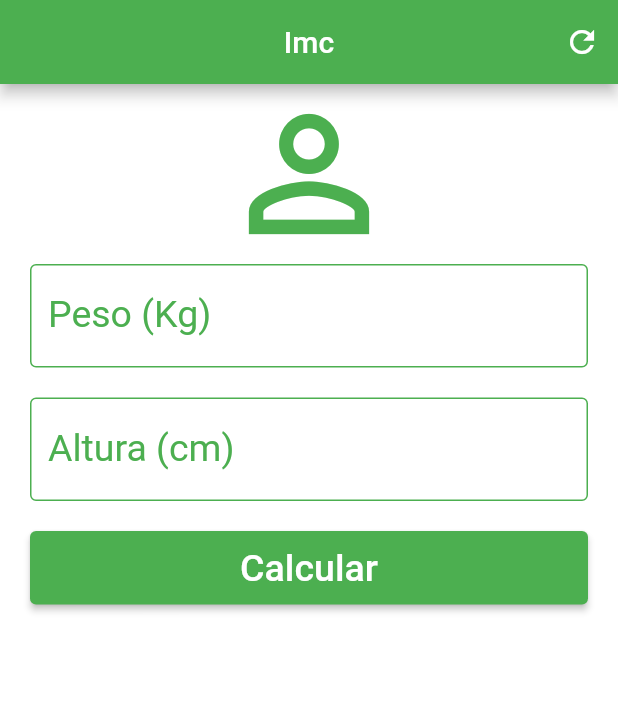
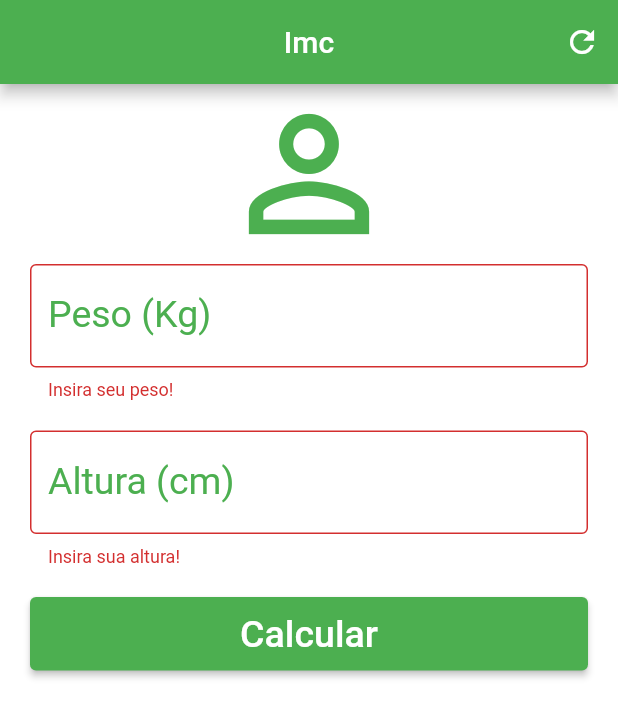
Before and after one commit to danieldantasdev/balance_application_imc_flutter-3.10.5, a Flutter app: the screen it shows after launch, after a tap on "Calcular", on a phone screen of 412 x 824 dp. Shown: the top 717 px of the screen. Run offline on Flutter 3.47's test engine with Material 2 defaults, Android fonts, the phone set to English and light mode, and no system bars.

```diff
--- a/lib/pages/home.page.dart
+++ b/lib/pages/home.page.dart
@@ -8,15 +8,18 @@ class HomePage extends StatefulWidget {
 }
 
 class _HomePageState extends State<HomePage> {
+  GlobalKey<FormState> _formKey = GlobalKey<FormState>();
   final TextEditingController _weightController = TextEditingController();
   final TextEditingController _heightController = TextEditingController();
   String _informationText = '';
 
   void _resetFields() {
-    setState(() {
     _weightController.clear();
     _heightController.clear();
+
+    setState(() {
       _informationText = "Informe seus dados";
+      _formKey = GlobalKey<FormState>();
     });
   }
 
@@ -56,7 +59,8 @@ class _HomePageState extends State<HomePage> {
       backgroundColor: Colors.white,
       body: SingleChildScrollView(
         padding: const EdgeInsets.symmetric(horizontal: 20.0),
-        child: Center(
+        child: Form(
+          key: _formKey,
           child: Column(
               mainAxisAlignment: MainAxisAlignment.center,
               crossAxisAlignment: CrossAxisAlignment.stretch,
@@ -66,7 +70,7 @@ class _HomePageState extends State<HomePage> {
                   size: 120,
                   color: Colors.green,
                 ),
-                TextField(
+                TextFormField(
                   controller: _weightController,
                   keyboardType: TextInputType.number,
                   decoration: const InputDecoration(
@@ -85,15 +89,28 @@ class _HomePageState extends State<HomePage> {
                     focusedBorder: OutlineInputBorder(
                         borderSide: BorderSide(
                       color: Colors.grey,
-                      ))),
+                    )),
+                  ),
                   textAlign: TextAlign.center,
                   style: const TextStyle(
                     color: Colors.green,
                     fontSize: 25,
                   ),
+                  validator: (value) {
+                    const String regex = r'^(\d+|\d{1,3}(,\d{3})*)([.,]\d+)?$';
+                    final match = RegExp(regex).matchAsPrefix(value!);
+
+                    if (value!.isEmpty) {
+                      return "Insira seu peso!";
+                    } else if (match == null) {
+                      return "Insira um valor numérico válido!";
+                    } else {
+                      return null;
+                    }
+                  },
                 ),
                 const SizedBox(height: 20),
-                TextField(
+                TextFormField(
                   controller: _heightController,
                   keyboardType: TextInputType.number,
                   decoration: const InputDecoration(
@@ -118,10 +135,26 @@ class _HomePageState extends State<HomePage> {
                     color: Colors.green,
                     fontSize: 25,
                   ),
+                  validator: (value) {
+                    const String regex = r'^(\d+|\d{1,3}(,\d{3})*)([.,]\d+)?$';
+                    final match = RegExp(regex).matchAsPrefix(value!);
+
+                    if (value!.isEmpty) {
+                      return "Insira sua altura!";
+                    } else if (match == null) {
+                      return "Insira um valor numérico válido!";
+                    } else {
+                      return null;
+                    }
+                  },
                 ),
                 const SizedBox(height: 20),
                 ElevatedButton(
-                  onPressed: _calculate,
+                  onPressed: () {
+                    if (_formKey.currentState!.validate()) {
+                      _calculate();
+                    }
+                  },
                   style: ElevatedButton.styleFrom(
                     backgroundColor: Colors.green,
                     padding: const EdgeInsets.all(10.0),
```
Lines whose indentation alone changed are shown as unchanged.
